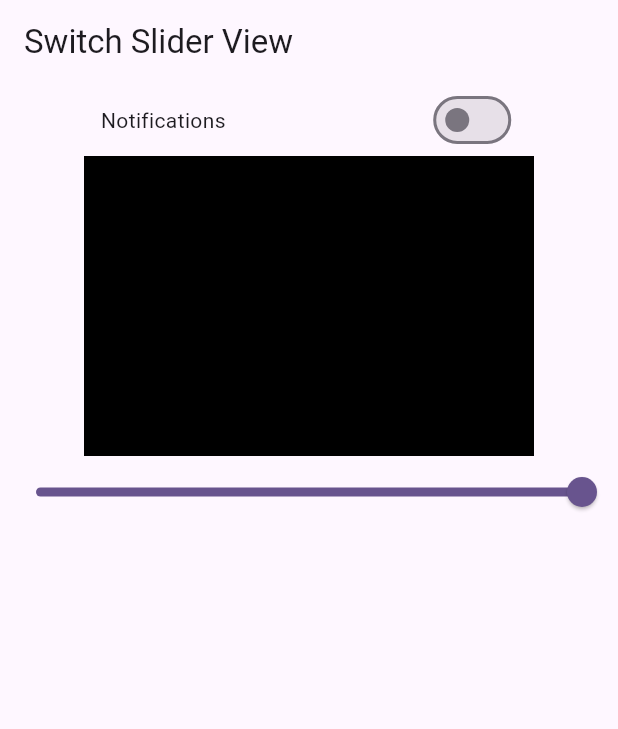
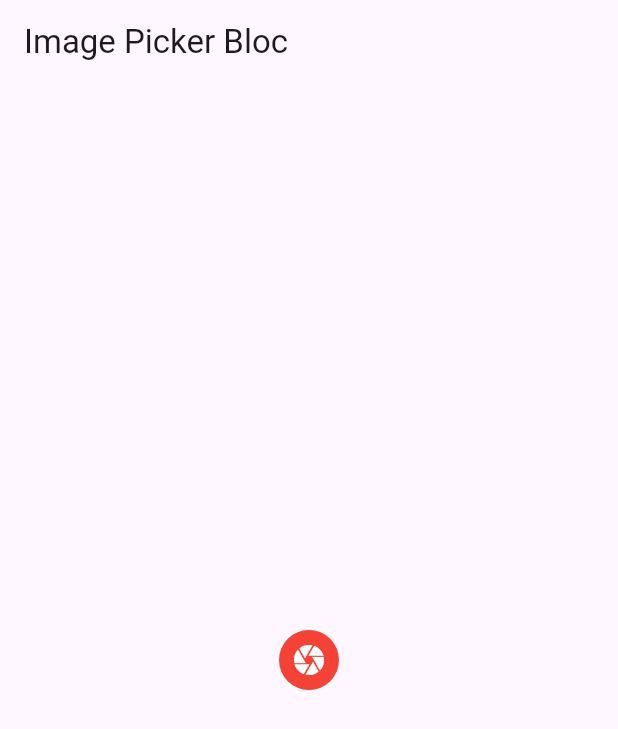
Before and after one commit to BerkCanpolat/Flutter-Learn, a Flutter app: the screen it shows after launch, on a phone screen of 412 x 824 dp. Shown: the top 729 px of the screen. Run offline on Flutter 3.47's test engine with Material 3 defaults, Android fonts, the phone set to English and light mode, and no system bars; our stand-ins replace bloc, dio, equatable, flutter_bloc, image_picker, lottie and 2 more; accounts and stored records are empty; generated files the repository leaves out were written again.

Commit message:
Image Picker Bloc added

```diff
--- /dev/null
+++ b/bloc_zero_to_hero/bloc_zero_to_hero/lib/bloc/image_picker_bloc/image_bloc.dart
@@ -0,0 +1,26 @@
+import 'dart:async';
+import 'package:bloc/bloc.dart';
+import 'package:bloc_zero_to_hero/utility/image_utility.dart';
+import 'package:equatable/equatable.dart';
+import 'package:image_picker/image_picker.dart';
+
+part 'image_event.dart';
+part 'image_state.dart';
+
+class ImageBloc extends Bloc<ImageEvent, ImageState> {
+  final ImageUtility _utility;
+  ImageBloc(this._utility) : super(const ImageState()) {
+    on<CameraEvent>(_cameraMethod,);
+    on<GalleryEvent>(_galleryMethod,);
+  }
+
+  FutureOr<void> _galleryMethod(GalleryEvent event, Emitter<ImageState> emit) async {
+    XFile? file = await _utility.galleryUtility();
+    emit(state.copyWith(fileState: file));
+  }
+
+  FutureOr<void> _cameraMethod(CameraEvent event, Emitter<ImageState> emit) async {
+    XFile? file = await _utility.cameraUtility();
+    emit(state.copyWith(fileState: file));
+  }
+}
--- /dev/null
+++ b/bloc_zero_to_hero/bloc_zero_to_hero/lib/bloc/image_picker_bloc/image_event.dart
@@ -0,0 +1,13 @@
+part of 'image_bloc.dart';
+
+abstract class ImageEvent extends Equatable {
+  const ImageEvent();
+
+  @override
+  List<Object> get props => [];
+}
+
+
+class CameraEvent extends ImageEvent{}
+
+class GalleryEvent extends ImageEvent{}
--- /dev/null
+++ b/bloc_zero_to_hero/bloc_zero_to_hero/lib/bloc/image_picker_bloc/image_state.dart
@@ -0,0 +1,15 @@
+part of 'image_bloc.dart';
+
+class ImageState extends Equatable {
+  final XFile? fileState;
+  const ImageState({this.fileState});
+
+  ImageState copyWith({XFile? fileState}) {
+    return ImageState(
+      fileState: fileState ?? this.fileState
+    );
+  }
+
+  @override
+  List<Object?> get props => [fileState];
+}
--- a/bloc_zero_to_hero/bloc_zero_to_hero/lib/main.dart
+++ b/bloc_zero_to_hero/bloc_zero_to_hero/lib/main.dart
@@ -1,7 +1,8 @@
 import 'package:bloc_zero_to_hero/bloc/counter_bloc/bloc_counter.dart';
+import 'package:bloc_zero_to_hero/bloc/image_picker_bloc/image_bloc.dart';
 import 'package:bloc_zero_to_hero/bloc/switch_slider_bloc/switch_slider_bloc.dart';
-import 'package:bloc_zero_to_hero/views/counter/counter_home.dart';
-import 'package:bloc_zero_to_hero/views/switch_slider/switch_slider.dart';
+import 'package:bloc_zero_to_hero/utility/image_utility.dart';
+import 'package:bloc_zero_to_hero/views/image_picker_page/image_picker_view.dart';
 import 'package:flutter/material.dart';
 import 'package:flutter_bloc/flutter_bloc.dart';
 
@@ -17,7 +18,8 @@ class MyApp extends StatelessWidget {
     return MultiBlocProvider(
       providers: [
         BlocProvider(create: (context) => BlocCounter()),
-        BlocProvider(create: (context) => SwitchSliderBloc())
+        BlocProvider(create: (context) => SwitchSliderBloc()),
+        BlocProvider(create: (context) => ImageBloc(ImageUtility()))
       ],
       child: MaterialApp(
         title: 'Flutter Demo',
@@ -25,7 +27,7 @@ class MyApp extends StatelessWidget {
           colorScheme: ColorScheme.fromSeed(seedColor: Colors.deepPurple),
           useMaterial3: true,
         ),
-        home: const SwitchSlider()
+        home: const ImagePickerView()
       ),
     );
   }
--- /dev/null
+++ b/bloc_zero_to_hero/bloc_zero_to_hero/lib/utility/image_utility.dart
@@ -0,0 +1,15 @@
+import 'package:image_picker/image_picker.dart';
+
+class ImageUtility {
+  final ImagePicker _picker = ImagePicker();
+
+  Future<XFile?> cameraUtility() async{
+    final XFile? file = await _picker.pickImage(source: ImageSource.camera);
+    return file;
+  }
+
+  Future<XFile?> galleryUtility() async {
+    final XFile? file = await _picker.pickImage(source: ImageSource.gallery);
+    return file;
+  }
+}
--- a/bloc_zero_to_hero/bloc_zero_to_hero/lib/views/counter/counter_home.dart
+++ b/bloc_zero_to_hero/bloc_zero_to_hero/lib/views/counter/counter_home.dart
@@ -11,7 +11,7 @@ class CounterHome extends StatelessWidget {
   Widget build(BuildContext context) {
     return Scaffold(
       appBar: AppBar(
-        title: Text('Counter Bloc View'),
+        title: const Text('Counter Bloc View'),
       ),
       body: Column(
         children: [
@@ -22,10 +22,10 @@ class CounterHome extends StatelessWidget {
           ),
           ElevatedButton(onPressed: (){
             context.read<BlocCounter>().add(CounterEvent());
-          }, child: Text('Increment')),
+          }, child: const Text('Increment')),
           ElevatedButton(onPressed: (){
             context.read<BlocCounter>().add(CounterRemoveEvent());
-          }, child: Text('Deincrement')),
+          }, child: const Text('Deincrement')),
         ],
       ),
     );
--- /dev/null
+++ b/bloc_zero_to_hero/bloc_zero_to_hero/lib/views/image_picker_page/image_picker_view.dart
@@ -0,0 +1,39 @@
+import 'dart:io';
+
+import 'package:bloc_zero_to_hero/bloc/image_picker_bloc/image_bloc.dart';
+import 'package:flutter/material.dart';
+import 'package:flutter_bloc/flutter_bloc.dart';
+
+class ImagePickerView extends StatelessWidget {
+  const ImagePickerView({super.key});
+
+  @override
+  Widget build(BuildContext context) {
+    return Scaffold(
+      appBar: AppBar(title: Text('Image Picker Bloc'),),
+      body: Center(
+        child: Column(
+          mainAxisAlignment: MainAxisAlignment.center,
+          children: [
+            BlocBuilder<ImageBloc,ImageState>(
+              builder: (context, state) {
+                return state.fileState == null ? InkWell(
+                  onTap: () {
+                    context.read<ImageBloc>().add(GalleryEvent());
+                  },
+                  child: CircleAvatar(
+                    backgroundColor: Colors.red,
+                    child: Icon(Icons.camera, color: Colors.white,),
+                  )
+                )
+                :
+                Image.file(File(state.fileState!.path.toString()));
+
+              },
+            )
+          ],
+        ),
+      ),
+    );
+  }
+}
--- a/bloc_zero_to_hero/bloc_zero_to_hero/lib/views/switch_slider/switch_slider.dart
+++ b/bloc_zero_to_hero/bloc_zero_to_hero/lib/views/switch_slider/switch_slider.dart
@@ -9,7 +9,7 @@ class SwitchSlider extends StatelessWidget {
   Widget build(BuildContext context) {
     return Scaffold(
       appBar: AppBar(
-        title: Text('Switch Slider View'),
+        title: const Text('Switch Slider View'),
       ),
       body: Column(
         children: [
@@ -17,7 +17,7 @@ class SwitchSlider extends StatelessWidget {
             mainAxisAlignment: MainAxisAlignment.spaceAround,
             crossAxisAlignment: CrossAxisAlignment.center,
             children: [
-              Text('Notifications'),
+              const Text('Notifications'),
               BlocBuilder<SwitchSliderBloc, SwitchSliderState>(
                 buildWhen: (previous, current) => previous.isSwitch != current.isSwitch,
                 builder: (context, state) {
--- a/bloc_zero_to_hero/bloc_zero_to_hero/pubspec.yaml
+++ b/bloc_zero_to_hero/bloc_zero_to_hero/pubspec.yaml
@@ -38,6 +38,7 @@ dependencies:
   bloc: ^8.1.4
   flutter_bloc: ^8.1.6
   equatable: ^2.0.5
+  image_picker: ^1.1.2
 
 dev_dependencies:
   flutter_test:
```
Also changed, not shown: bloc_zero_to_hero/bloc_zero_to_hero/pubspec.lock, 15 other files.
